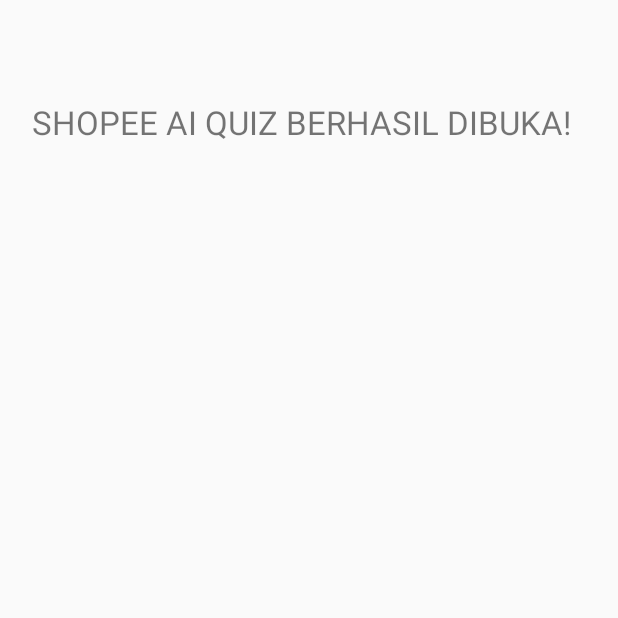
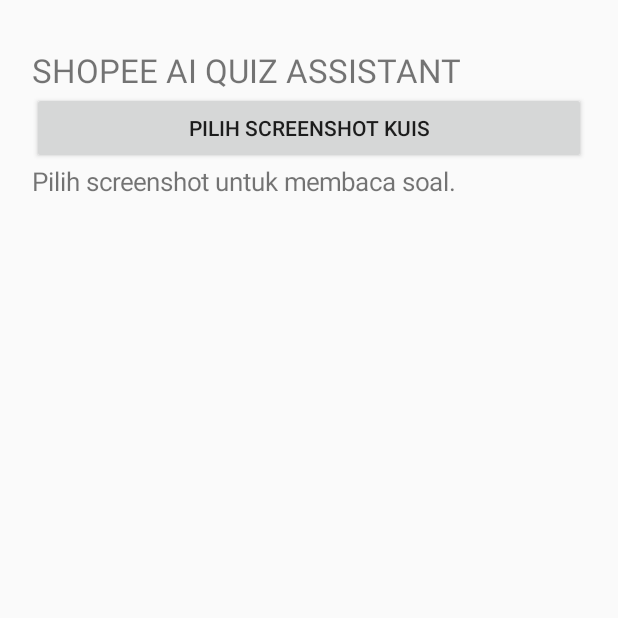
Before and after one commit to oyoy7681-ops/ShopeeAIQuizAssistant, an Android app: the screen it shows after launch (MainActivity), on a phone screen of 412 x 824 dp, the top half of it. Run offline under Robolectric (Android 15) with nearby library versions, the phone set to English and light mode, and no system bars; libraries missing offline, so code that uses them is left out: com.google.mlkit.vision.

Commit message:
Update MainActivity.kt

```diff
--- a/app/src/main/java/com/example/shopeeaiquiz/MainActivity.kt
+++ b/app/src/main/java/com/example/shopeeaiquiz/MainActivity.kt
@@ -3,18 +3,88 @@ package com.example.shopeeaiquiz
 
 import android.app.Activity
 import android.os.Bundle
-import android.widget.TextView
+import android.content.Intent
+import android.net.Uri
+import android.widget.*
+import com.google.mlkit.vision.common.InputImage
+import com.google.mlkit.vision.text.TextRecognition
+import com.google.mlkit.vision.text.latin.TextRecognizerOptions
 
 class MainActivity : Activity() {
+
+    private lateinit var resultText: TextView
+
     override fun onCreate(savedInstanceState: Bundle?) {
         super.onCreate(savedInstanceState)
 
-        val text = TextView(this).apply {
-            text = "SHOPEE AI QUIZ BERHASIL DIBUKA!"
-            textSize = 22f
-            setPadding(32, 100, 32, 32)
+        val layout = LinearLayout(this).apply {
+            orientation = LinearLayout.VERTICAL
+            setPadding(32, 48, 32, 32)
         }
 
-        setContentView(text)
+        val title = TextView(this).apply {
+            text = "SHOPEE AI QUIZ ASSISTANT"
+            textSize = 22f
+        }
+
+        val button = Button(this).apply {
+            text = "PILIH SCREENSHOT KUIS"
+            setOnClickListener {
+                val intent = Intent(Intent.ACTION_GET_CONTENT)
+                intent.type = "image/*"
+                startActivityForResult(intent, 100)
+            }
+        }
+
+        resultText = TextView(this).apply {
+            text = "Pilih screenshot untuk membaca soal."
+            textSize = 17f
+        }
+
+        layout.addView(title)
+        layout.addView(button)
+        layout.addView(resultText)
+
+        setContentView(layout)
+    }
+
+    @Deprecated("Legacy image picker callback")
+    override fun onActivityResult(
+        requestCode: Int,
+        resultCode: Int,
+        data: Intent?
+    ) {
+        super.onActivityResult(requestCode, resultCode, data)
+
+        if (requestCode == 100 && resultCode == RESULT_OK) {
+            val uri: Uri = data?.data ?: return
+            readImage(uri)
+        }
+    }
+
+    private fun readImage(uri: Uri) {
+        resultText.text = "Sedang membaca soal..."
+
+        try {
+            val image = InputImage.fromFilePath(this, uri)
+            val recognizer = TextRecognition.getClient(
+                TextRecognizerOptions.DEFAULT_OPTIONS
+            )
+
+            recognizer.process(image)
+                .addOnSuccessListener { visionText ->
+                    resultText.text = visionText.text.ifBlank {
+                        "Tidak ada tulisan yang terbaca."
+                    }
+                    recognizer.close()
+                }
+                .addOnFailureListener {
+                    resultText.text = "Gagal membaca gambar."
+                    recognizer.close()
+                }
+
+        } catch (e: Exception) {
+            resultText.text = "Gagal membuka screenshot."
+        }
     }
 }
```
